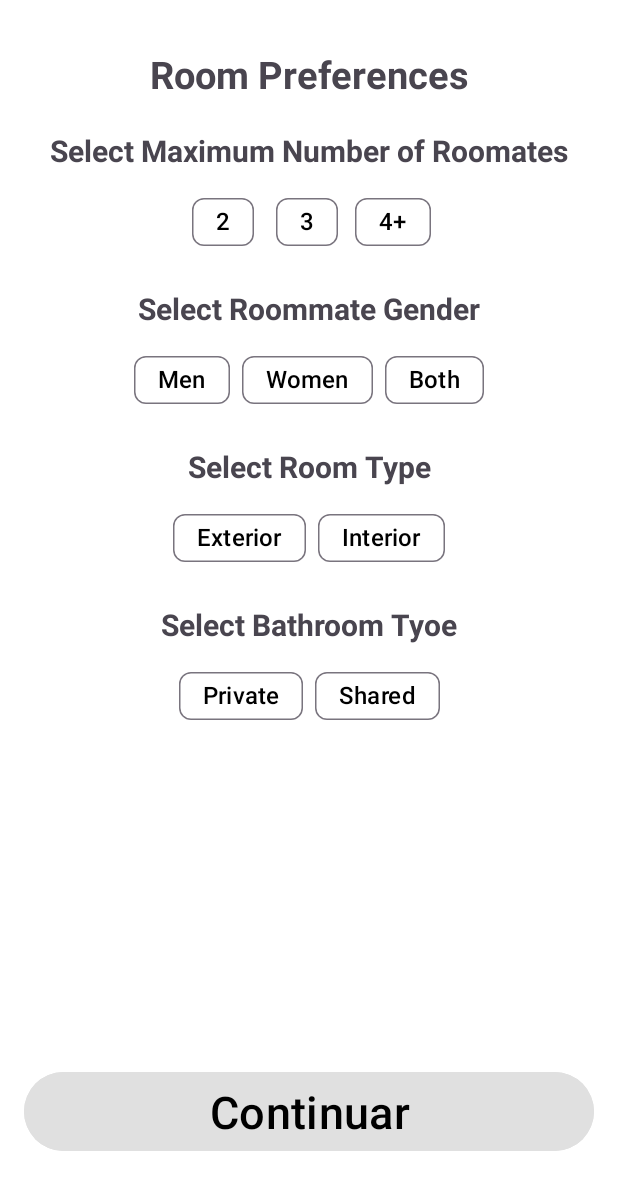
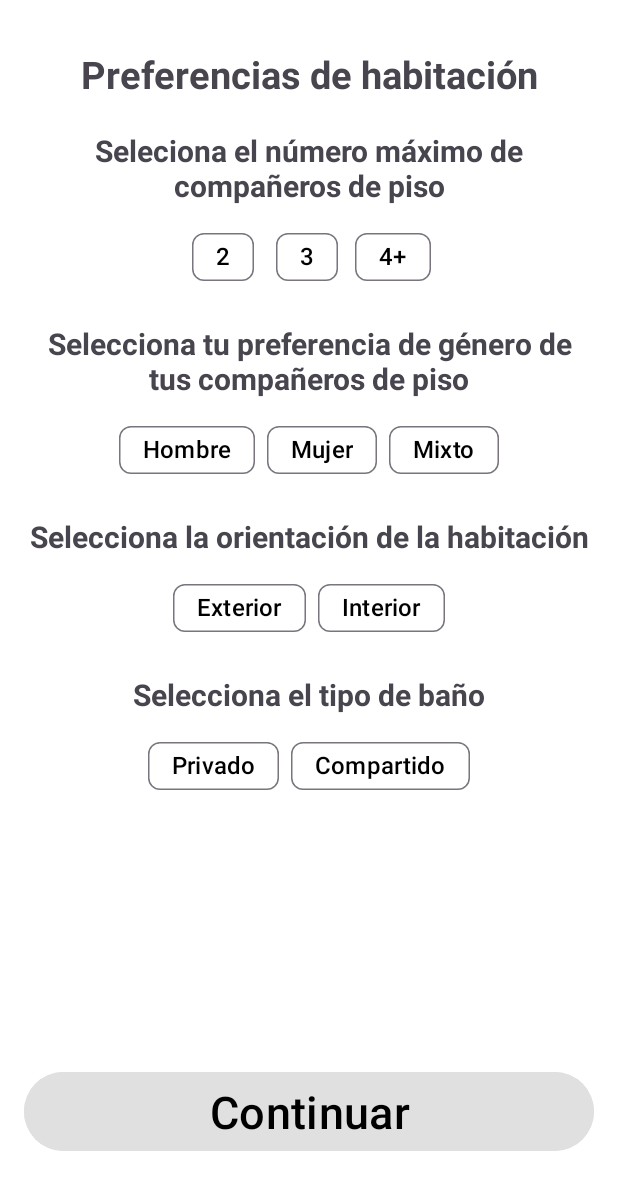
Before and after one commit to gmartinezc7/PAD_FMR, an Android app: the fragment RoomPreferencesFragment placed in its activity, on a phone screen of 412 x 824 dp. Shown: the top 1190 px of the screen. Run offline under Robolectric (Android 15) with nearby library versions, the light colour scheme and no system bars.

Commit message:
- Modified the views in the sign up and update preferences fragments. - Finished the string configuration for both languages in those fragments.

```diff
--- a/app/src/main/res/layout/fragment_config.xml
+++ b/app/src/main/res/layout/fragment_config.xml
@@ -50,7 +50,7 @@
         android:id="@+id/modify_preferences_button"
         android:layout_width="wrap_content"
         android:layout_height="wrap_content"
-        android:text="Modificar tus preferencias"
+        android:text="@string/modify_preferences_button_text"
         android:backgroundTint="?attr/colorButtonNormal"
         android:layout_marginBottom="80dp"
         app:layout_constraintBottom_toBottomOf="parent"
--- a/app/src/main/res/layout/room_preferences_fragment.xml
+++ b/app/src/main/res/layout/room_preferences_fragment.xml
@@ -14,7 +14,7 @@
         app:layout_constraintEnd_toEndOf="parent"
         app:layout_constraintTop_toTopOf="parent"
         android:layout_marginTop="16dp"
-        android:text="Room Preferences"
+        android:text="@string/room_preferences_title"
         android:textStyle="bold"
         android:textSize="25sp"
         />
@@ -25,13 +25,14 @@
         android:id="@+id/maxRoommatesHeader"
         android:layout_width="wrap_content"
         android:layout_height="wrap_content"
-        android:text="Select Maximum Number of Roomates"
+        android:layout_marginTop="20dp"
+        android:text="@string/select_max_roomates_title"
+        android:textAlignment="center"
+        android:textSize="20sp"
         android:textStyle="bold"
-        android:textSize="20sp"
-        app:layout_constraintTop_toBottomOf="@+id/roomPreferencesMessage"
+        app:layout_constraintEnd_toEndOf="parent"
         app:layout_constraintStart_toStartOf="parent"
-        app:layout_constraintEnd_toEndOf="parent"
-        android:layout_marginTop="20dp" />
+        app:layout_constraintTop_toBottomOf="@+id/roomPreferencesMessage" />
 
     <!-- Max Roommates Selector -->
     <com.google.android.material.chip.ChipGroup
@@ -50,22 +51,21 @@
             android:layout_height="wrap_content"
             android:checkable="true"
             android:textSize="16sp"
-            android:text="2" />
+            android:text="@string/two" />
         <com.google.android.material.chip.Chip
             android:id="@+id/chipThree"
             android:layout_width="wrap_content"
             android:layout_height="wrap_content"
             android:checkable="true"
             android:textSize="16sp"
-            android:text="3" />
+            android:text="@string/three" />
         <com.google.android.material.chip.Chip
             android:id="@+id/chipFourOrMore"
             android:layout_width="wrap_content"
             android:layout_height="wrap_content"
             android:checkable="true"
             android:textSize="16sp"
-
-            android:text="4+" />
+            android:text="@string/four_plus" />
     </com.google.android.material.chip.ChipGroup>
 
     <!-- Roommate Gender Header -->
@@ -73,13 +73,14 @@
         android:id="@+id/roommateGenderHeader"
         android:layout_width="wrap_content"
         android:layout_height="wrap_content"
-        android:text="Select Roommate Gender"
+        android:layout_marginTop="20dp"
+        android:text="@string/select_roomate_gender_title"
+        android:textAlignment="center"
+        android:textSize="20sp"
         android:textStyle="bold"
-        android:textSize="20sp"
-        app:layout_constraintTop_toBottomOf="@+id/maxRoommatesChipGroup"
+        app:layout_constraintEnd_toEndOf="parent"
         app:layout_constraintStart_toStartOf="parent"
-        app:layout_constraintEnd_toEndOf="parent"
-        android:layout_marginTop="20dp" />
+        app:layout_constraintTop_toBottomOf="@+id/maxRoommatesChipGroup" />
 
     <!-- Roommate Gender Selector -->
     <com.google.android.material.chip.ChipGroup
@@ -98,21 +99,21 @@
             android:layout_height="wrap_content"
             android:checkable="true"
             android:textSize="16sp"
-            android:text="Men" />
+            android:text="@string/male_label" />
         <com.google.android.material.chip.Chip
             android:id="@+id/chipWomen"
             android:layout_width="wrap_content"
             android:layout_height="wrap_content"
             android:checkable="true"
             android:textSize="16sp"
-            android:text="Women" />
+            android:text="@string/female_label" />
         <com.google.android.material.chip.Chip
             android:id="@+id/chipBoth"
             android:layout_width="wrap_content"
             android:layout_height="wrap_content"
             android:checkable="true"
             android:textSize="16sp"
-            android:text="Both" />
+            android:text="@string/both_label" />
     </com.google.android.material.chip.ChipGroup>
 
     <!-- Room Type Header -->
@@ -120,13 +121,14 @@
         android:id="@+id/roomTypeHeader"
         android:layout_width="wrap_content"
         android:layout_height="wrap_content"
-        android:text="Select Room Type"
+        android:layout_marginTop="20dp"
+        android:text="@string/select_room_orientation_title"
+        android:textAlignment="center"
+        android:textSize="20sp"
         android:textStyle="bold"
-        android:textSize="20sp"
-        app:layout_constraintTop_toBottomOf="@+id/roommateGenderChipGroup"
+        app:layout_constraintEnd_toEndOf="parent"
         app:layout_constraintStart_toStartOf="parent"
-        app:layout_constraintEnd_toEndOf="parent"
-        android:layout_marginTop="20dp" />
+        app:layout_constraintTop_toBottomOf="@+id/roommateGenderChipGroup" />
 
     <!-- Room Type Selector -->
     <com.google.android.material.chip.ChipGroup
@@ -145,15 +147,14 @@
             android:layout_height="wrap_content"
             android:checkable="true"
             android:textSize="16sp"
-            android:text="Exterior" />
+            android:text="@string/exterior_orientation" />
         <com.google.android.material.chip.Chip
             android:id="@+id/chipInterior"
             android:layout_width="wrap_content"
             android:layout_height="wrap_content"
             android:checkable="true"
             android:textSize="16sp"
-
-            android:text="Interior" />
+            android:text="@string/interior_orientation" />
     </com.google.android.material.chip.ChipGroup>
 
     <!-- Bathroom Type Header -->
@@ -161,13 +162,14 @@
         android:id="@+id/bathroomHeader"
         android:layout_width="wrap_content"
         android:layout_height="wrap_content"
-        android:text="Select Bathroom Tyoe"
+        android:layout_marginTop="20dp"
+        android:text="@string/select_bathroom_type_title"
+        android:textAlignment="center"
+        android:textSize="20sp"
         android:textStyle="bold"
-        android:textSize="20sp"
-        app:layout_constraintTop_toBottomOf="@+id/roomTypeChipGroup"
+        app:layout_constraintEnd_toEndOf="parent"
         app:layout_constraintStart_toStartOf="parent"
-        app:layout_constraintEnd_toEndOf="parent"
-        android:layout_marginTop="20dp" />
+        app:layout_constraintTop_toBottomOf="@+id/roomTypeChipGroup" />
 
     <!-- Bathroom Selector -->
     <com.google.android.material.chip.ChipGroup
@@ -186,15 +188,14 @@
             android:layout_height="wrap_content"
             android:checkable="true"
             android:textSize="16sp"
-            android:text="Private" />
+            android:text="@string/private_bathroom_type" />
         <com.google.android.material.chip.Chip
             android:id="@+id/chipShared"
             android:layout_width="wrap_content"
             android:layout_height="wrap_content"
             android:checkable="true"
             android:textSize="16sp"
-
-            android:text="Shared" />
+            android:text="@string/shared_bathroom_type" />
     </com.google.android.material.chip.ChipGroup>
 
     <!-- Continue Button -->
--- a/app/src/main/res/values/strings.xml
+++ b/app/src/main/res/values/strings.xml
@@ -10,15 +10,15 @@
     <string name="email_hint">Email</string>
     <string name="password_hint">Contraseña</string>
     <string name="login">Iniciar Sesión</string>
-    <string name="dont_have_account">No tienes una cuenta</string>
+    <string name="dont_have_account">¿No tienes una cuenta?</string>
     <string name="sign_up">Registrarse</string>
     <string name="sign_in">Iniciar sesión</string>
     <string name="name">Nombre</string>
     <string name="last_name">Apellido</string>
     <string name="confirm_password_hint">Confirma tu contraseña</string>
-    <string name="already_have_an_acount">Ya tienes una cuenta</string>
-    <string name="create_account_message">You\'re almost there! Simply create your new account now, and you\'ll be one step closer to discovering the perfect dream house that you\'ve always wanted!</string>
-    <string name="create_account">Create account</string>
+    <string name="already_have_an_acount">¿Ya tienes una cuenta?</string>
+    <string name="create_account_message">¡Ya casi estás! Solo crea tu nueva cuenta ahora, y estarás un paso más cerca de descubrir la vivienda perfecta que siempre has querido.</string>
+    <string name="create_account">Crear cuenta</string>
     <!--Texto Chats -->
 
     <string name="personal_information_message">Dinos más acerca de ti</string>
@@ -55,7 +55,7 @@
     <string name="fill_all_fields_toast_text">Completa todos los campos</string>
     <string name="username_preference_dialog_text">Introduce tu nuevo nombre de usuario</string>
     <string name="email_preference_dialog_text">Introduce tu nuevo correo electrónico</string>
-    <string name="house_preferences">Características de la casa</string>
+    <string name="house_preferences_title">Preferencias de casa</string>
     <string name="male_label">Hombre</string>
     <string name="female_label">Mujer</string>
     <string name="young_adult_age_label" translatable="false">18-25</string>
@@ -89,7 +89,7 @@
     <string name="personal_information_marital_status_label">Estado Civil</string>
     <string name="personal_information_occupation_label">Empleo</string>
     <string name="max_budget_text">Introduce tu presupuesto máximo</string>
-    <string name="house_prefs_select_property_type_label">Selecciona el Tipo de Casa</string>
+    <string name="house_prefs_select_property_type_label">Selecciona el tipo de casa</string>
     <string name="property_type_preference_key" translatable="false">property_type_preference</string>
     <string name="property_type_db_label" translatable="false">property_type</string>
     <string name="max_budget_preference_key" translatable="false">max_budget_preference</string>
@@ -102,7 +102,7 @@
     <string name="orientation_db_label" translatable="false">orientation</string>
     <string name="square_meters_preference_key" translatable="false">square_meters_preference</string>
     <string name="square_meters_db_label" translatable="false">square_meters</string>
-    <string name="house_prefs_select_number_of_rooms_label">Selecciona el Número de Habitaciones</string>
+    <string name="house_prefs_select_number_of_rooms_label">Selecciona el número de habitaciones</string>
     <string name="sign_up_failed_toast_text">Usuario o contraseña incorrectos</string>
     <string name="age_range_db_label" translatable="false">age_range</string>
     <string name="max_num_roommates_preference_key" translatable="false">max_num_roommates_preference</string>
@@ -232,6 +232,19 @@
     <string name="private_bathroom_type">Privado</string>
     <string name="shared_bathroom_type">Compartido</string>
     <string name="both_label">Mixto</string>
+    <string name="modify_preferences_button_text">Modificar tus preferencias</string>
+    <string name="room_preferences_title">Preferencias de habitación</string>
+    <string name="select_max_roomates_title">Seleciona el número máximo de compañeros de piso</string>
+    <string name="two">2</string>
+    <string name="three">3</string>
+    <string name="four_plus">4+</string>
+    <string name="select_roomate_gender_title">Selecciona tu preferencia de género de tus compañeros de piso</string>
+    <string name="select_room_orientation_title">Selecciona la orientación de la habitación</string>
+    <string name="select_bathroom_type_title">Selecciona el tipo de baño</string>
+    <string name="one">1</string>
+    <string name="select_num_bathrooms_title">Selecciona el número de baños</string>
+    <string name="select_house_orientation_title">Seleciona la orientación</string>
+    <string name="enter_square_meters_hint">Introduce los metros cuadrados</string>
 
 
 </resources>
```
Also changed, not shown: app/src/main/java/es/ucm/fdi/v3findmyroommate/LocaleUtils.java (+26 -2 lines), app/src/main/java/es/ucm/fdi/v3findmyroommate/MainActivity.java (+11 -2 lines), app/src/main/java/es/ucm/fdi/v3findmyroommate/ui/viviendas/MisViviendasFragment.java (+11 -11 lines), app/src/main/res/layout/house_preferences_fragment.xml (+38 -34 lines), 1 other file.
